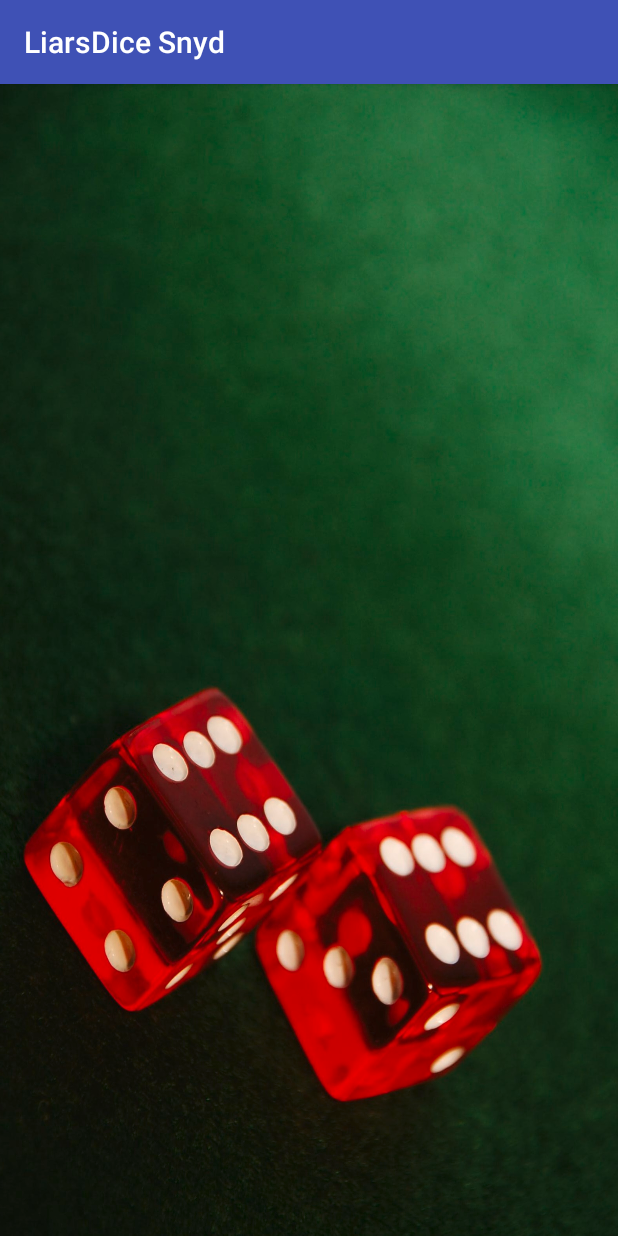
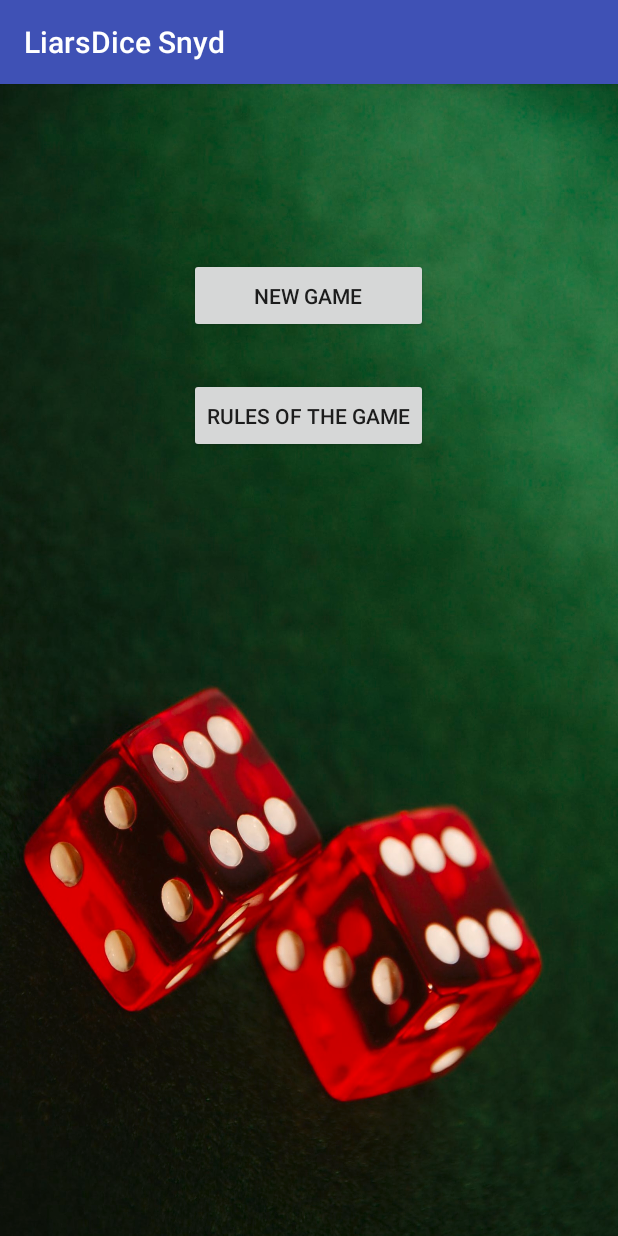
Before and after one commit to legestue/LiarsDiceSnyd, an Android app: the screen it shows after launch (MainActivity), on a phone screen of 412 x 824 dp. Run offline under Robolectric (Android 15) with nearby library versions, the phone set to English and light mode, and no system bars.

Commit message:
Added a activity and made it possible to change to it

```diff
--- a/app/src/main/AndroidManifest.xml
+++ b/app/src/main/AndroidManifest.xml
@@ -15,6 +15,7 @@
                 <category android:name="android.intent.category.LAUNCHER" />
             </intent-filter>
         </activity>
+        <activity android:name=".rulesActivity"></activity>
     </application>
 
 </manifest>
--- a/app/src/main/java/com/lajgaard/liarsdicesnyd/MainActivity.java
+++ b/app/src/main/java/com/lajgaard/liarsdicesnyd/MainActivity.java
@@ -1,7 +1,10 @@
 package com.lajgaard.liarsdicesnyd;
 
+import android.content.Intent;
 import android.support.v7.app.AppCompatActivity;
 import android.os.Bundle;
+import android.view.View;
+import android.widget.Button;
 
 public class MainActivity extends AppCompatActivity {
 
@@ -9,5 +12,17 @@ public class MainActivity extends AppCompatActivity {
     protected void onCreate(Bundle savedInstanceState) {
         super.onCreate(savedInstanceState);
         setContentView(R.layout.activity_main);
+
+        Button ruleBot = (Button)findViewById(R.id.ruleBot); //setting up the button to be able to change te activity
+        ruleBot.setOnClickListener(
+            new Button.OnClickListener()
+            {
+                public void onClick(View view) //using intent to change activity
+                {
+                    Intent myIntent = new Intent(view.getContext(), rulesActivity.class);
+                    startActivity(myIntent);
+                }
+            }
+        );
     }
 }
--- a/app/src/main/res/layout/activity_main.xml
+++ b/app/src/main/res/layout/activity_main.xml
@@ -8,7 +8,28 @@
     android:paddingRight="@dimen/activity_horizontal_margin"
     android:paddingTop="@dimen/activity_vertical_margin"
     tools:context="com.lajgaard.liarsdicesnyd.MainActivity"
-    android:id="@+id/main_act"
+    android:id="@+id/mainAct"
     android:background="@drawable/luxorcasinotablegamespairdice2">
 
+    <Button
+        android:layout_width="wrap_content"
+        android:layout_height="wrap_content"
+        android:text="New Game"
+        android:id="@+id/newGame"
+        android:layout_alignParentTop="true"
+        android:layout_centerHorizontal="true"
+        android:layout_alignLeft="@+id/ruleBot"
+        android:layout_alignRight="@+id/ruleBot"
+        android:height="50dp"
+        android:layout_marginTop="100dp" />
+
+    <Button
+        android:layout_width="wrap_content"
+        android:layout_height="wrap_content"
+        android:text="Rules of the Game"
+        android:id="@+id/ruleBot"
+        android:height="50dp"
+        android:layout_below="@+id/newGame"
+        android:layout_marginTop="30dp"
+        android:layout_centerHorizontal="true" />
 </RelativeLayout>
```
Also changed, not shown: app/src/main/java/com/lajgaard/liarsdicesnyd/rulesActivity.java (added, +21 -0 lines), app/src/main/res/layout/activity_rules.xml (added, +22 -0 lines), app/src/main/ic_launcher-web.png (added).
